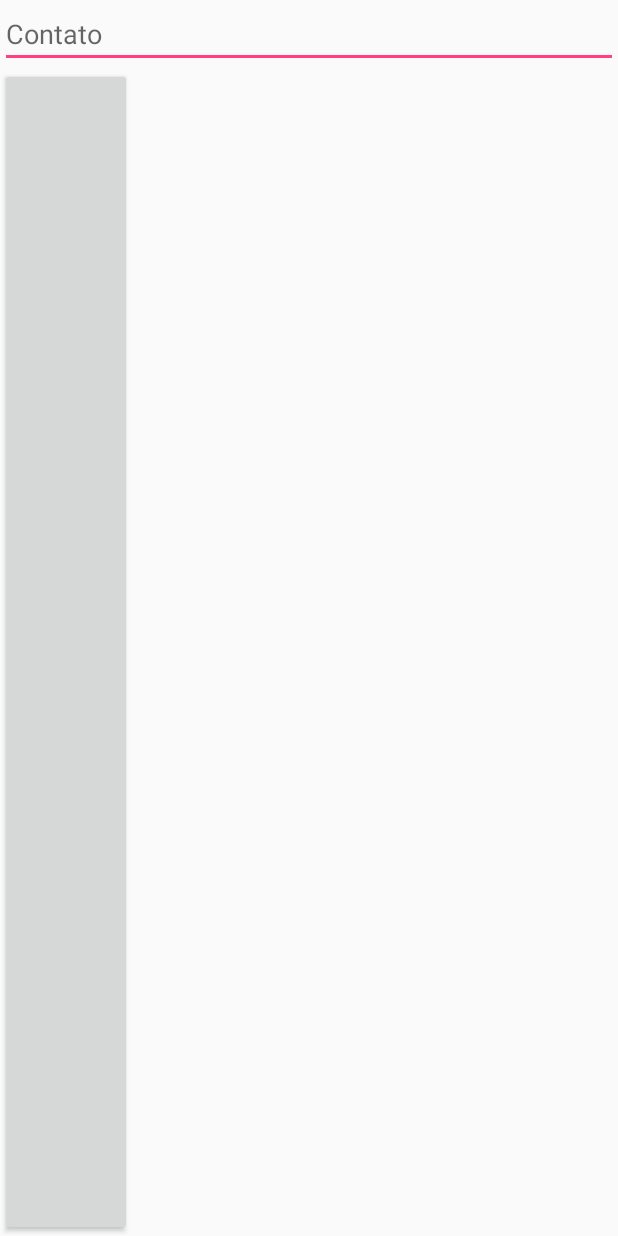
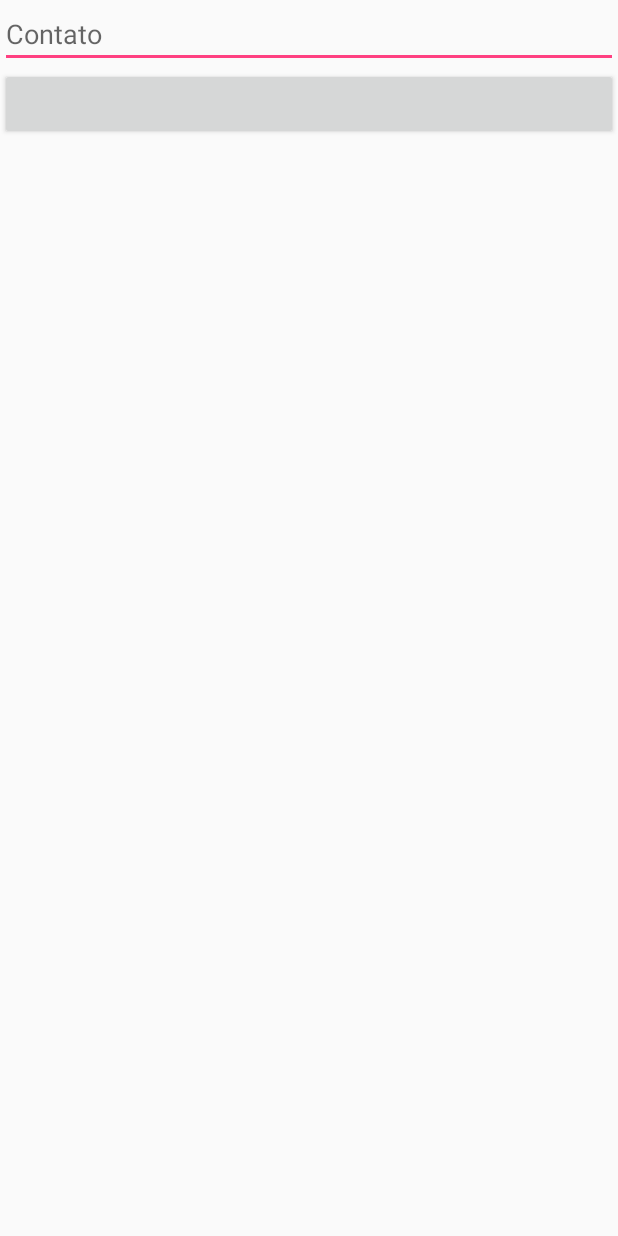
Before and after one commit to pacalexandrecosta/dispositivos_moveis, an Android app: the screen it shows after launch (MainActivity), on a phone screen of 412 x 824 dp. Run offline under Robolectric (Android 15) with nearby library versions, the phone set to English and light mode, and no system bars; 2 statements that could not run were skipped.

Commit message:
correcaode  layout

```diff
--- a/Exemplo027/app/src/main/java/desenvolvimento/nassau/exemplo027/MainActivity.java
+++ b/Exemplo027/app/src/main/java/desenvolvimento/nassau/exemplo027/MainActivity.java
@@ -8,6 +8,8 @@ import android.os.Bundle;
 import android.provider.ContactsContract;
 import android.provider.UserDictionary;
 import android.provider.CalendarContract.Calendars;
+import android.text.Editable;
+import android.text.TextWatcher;
 import android.util.Log;
 import android.view.View;
 import android.widget.ArrayAdapter;
@@ -29,6 +31,23 @@ public class MainActivity extends Activity {
     protected void onCreate(Bundle savedInstanceState) throws SecurityException {
         super.onCreate(savedInstanceState);
         setContentView(R.layout.activity_main);
+        EditText edt = (EditText) findViewById(R.id.txtFiltro);
+        edt.addTextChangedListener(new TextWatcher() {
+            @Override
+            public void beforeTextChanged(CharSequence s, int start, int count, int after) {
+
+            }
+
+            @Override
+            public void onTextChanged(CharSequence s, int start, int before, int count) {
+                carregarContatos();
+            }
+
+            @Override
+            public void afterTextChanged(Editable s) {
+
+            }
+        });
         carregarContatos();
     }
 
--- a/Exemplo027/app/src/main/res/layout/activity_main.xml
+++ b/Exemplo027/app/src/main/res/layout/activity_main.xml
@@ -7,12 +7,14 @@
     <EditText android:id="@+id/txtFiltro"
         android:hint="Contato"
         android:layout_width="match_parent"
-        android:layout_height="wrap_content" />
+        android:layout_height="wrap_content"
+        />
 
     <Button
-        android:layout_width="wrap_content"
-        android:layout_height="match_parent"
-        android:onClick="onBtnFiltrarClick"/>
+        android:layout_width="match_parent"
+        android:layout_height="wrap_content"
+        android:onClick="onBtnFiltrarClick"
+        />
 
 
 
```
